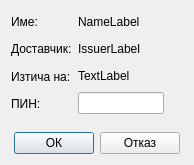
Above: src/View/Widgets/PinPromptDialog.ui from thefinalcutbg/DinoDent before the change. Below: the same form after it.
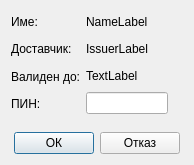
That is the form after the change.

Commit message: PKCS11 loads the latest certificate instead of the first one. Pin dialog shows expiration date

Diff of the .ui file:
```diff
--- a/src/View/Widgets/PinPromptDialog.ui
+++ b/src/View/Widgets/PinPromptDialog.ui
@@ -60,7 +60,7 @@
        <item>
         <widget class="QLabel" name="label_4">
          <property name="text">
-          <string>Изтича на:</string>
+          <string>Валиден до:</string>
          </property>
         </widget>
        </item>
```
The commit also changes 4 other files.
